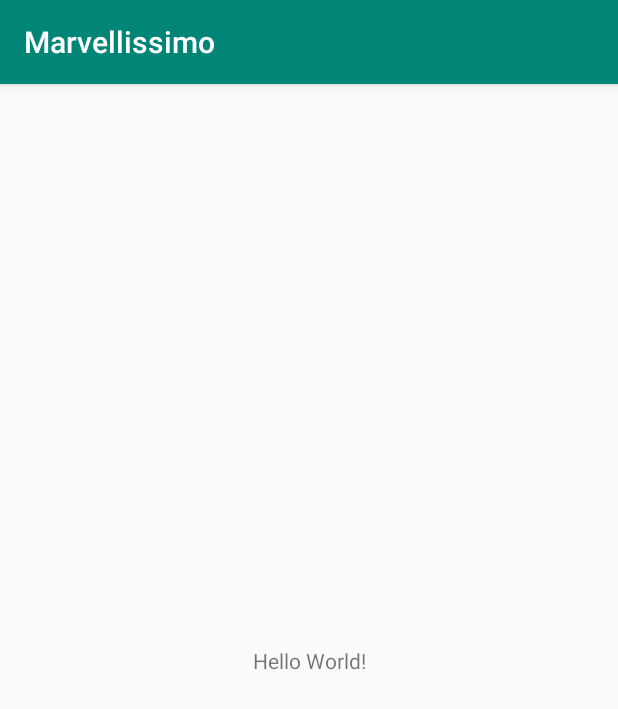
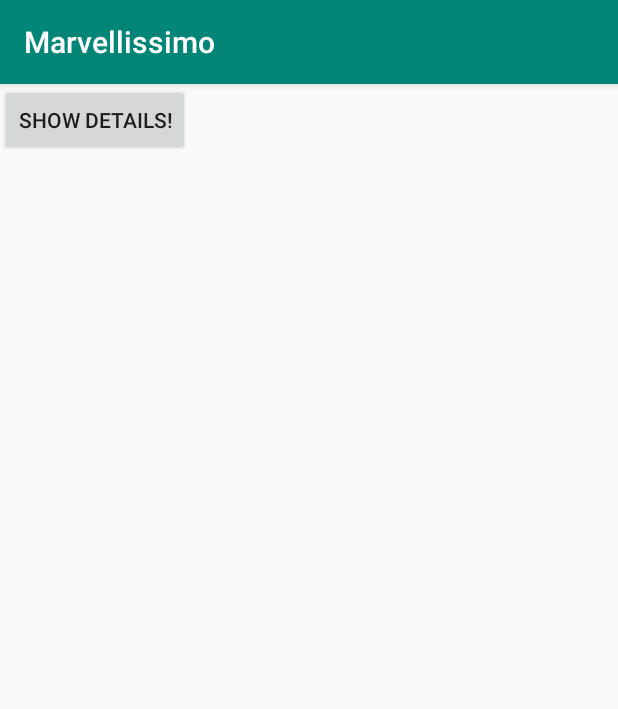
Before and after one commit to Andersclark/marvellissimo, an Android app: the screen it shows after launch (MainActivity), on a phone screen of 412 x 824 dp. Shown: the top 709 px of the screen. Run offline under Robolectric (Android 15) with nearby library versions, the phone set to English and light mode, and no system bars.

Commit message:
Added a activity and linked with buttons

```diff
--- a/app/src/main/AndroidManifest.xml
+++ b/app/src/main/AndroidManifest.xml
@@ -16,6 +16,7 @@
                 <category android:name="android.intent.category.LAUNCHER" />
             </intent-filter>
         </activity>
+        <activity android:name=".CharacterDetailActivity"></activity>
     </application>
 
 </manifest>
--- a/app/src/main/java/com/andersclark/marvellissimo/MainActivity.kt
+++ b/app/src/main/java/com/andersclark/marvellissimo/MainActivity.kt
@@ -1,12 +1,19 @@
 package com.andersclark.marvellissimo
 
+import android.content.Intent
 import androidx.appcompat.app.AppCompatActivity
 import android.os.Bundle
+import kotlinx.android.synthetic.main.activity_main.*
 
 class MainActivity : AppCompatActivity() {
 
     override fun onCreate(savedInstanceState: Bundle?) {
         super.onCreate(savedInstanceState)
         setContentView(R.layout.activity_main)
+
+        button_showDetails.setOnClickListener {
+            val intent = Intent(this, CharacterDetailActivity::class.java)
+            startActivity(intent)
+        }
     }
 }
--- a/app/src/main/res/layout/activity_main.xml
+++ b/app/src/main/res/layout/activity_main.xml
@@ -6,13 +6,12 @@
     android:layout_height="match_parent"
     tools:context=".MainActivity">
 
-    <TextView
+    <Button
+        android:id="@+id/button_showDetails"
         android:layout_width="wrap_content"
         android:layout_height="wrap_content"
-        android:text="Hello World!"
-        app:layout_constraintBottom_toBottomOf="parent"
-        app:layout_constraintLeft_toLeftOf="parent"
-        app:layout_constraintRight_toRightOf="parent"
-        app:layout_constraintTop_toTopOf="parent" />
+        android:text="show details!"
+        tools:layout_editor_absoluteX="189dp"
+        tools:layout_editor_absoluteY="294dp" />
 
 </androidx.constraintlayout.widget.ConstraintLayout>
```
Also changed, not shown: app/src/main/java/com/andersclark/marvellissimo/CharacterDetailActivity.kt (added, +18 -0 lines), app/src/main/res/layout/activity_character_details.xml (added, +28 -0 lines).
